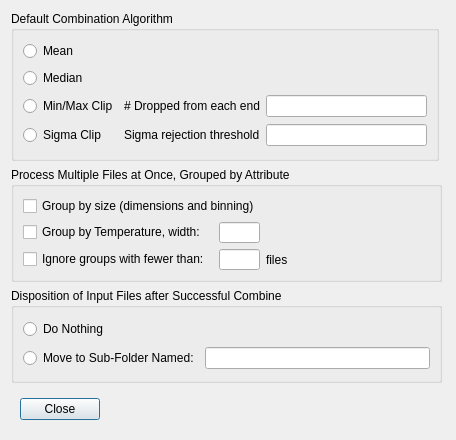
The window that PreferencesWindow.ui (RMcDOttawa/MasterBiasMaker) describes before a commit, drawn with Qt 5.
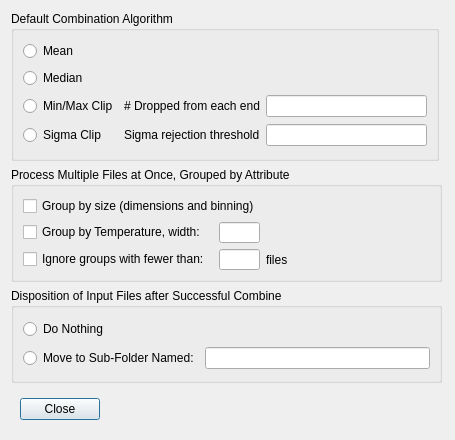
The same window after the commit.

```diff
--- a/PreferencesWindow.ui
+++ b/PreferencesWindow.ui
@@ -6,7 +6,7 @@
    <rect>
     <x>0</x>
     <y>0</y>
-    <width>456</width>
+    <width>455</width>
     <height>440</height>
    </rect>
   </property>
```
Left out of the diff: 8 changed lines with no effect on the pictures.
